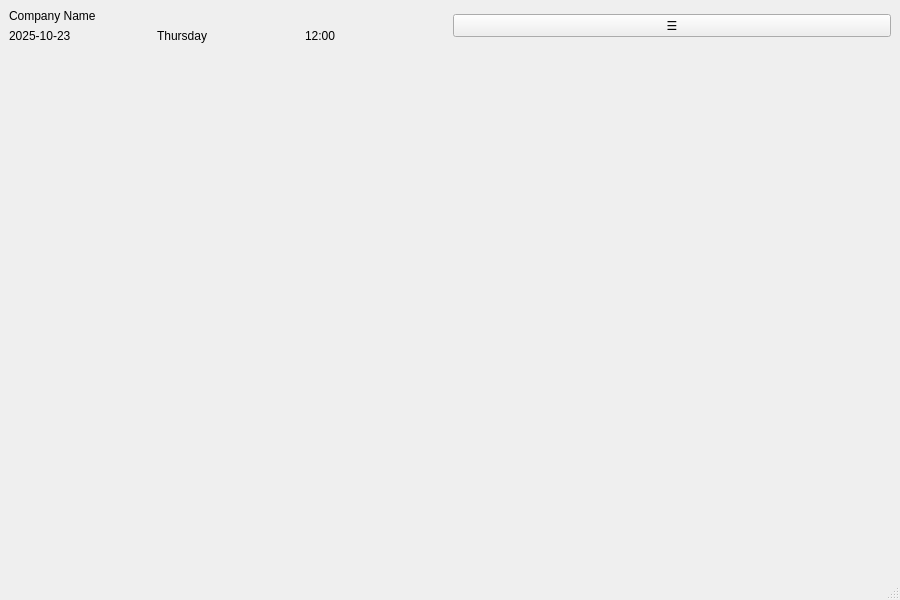
Qt form Project/ui/main_window.ui (Selvam-T/POS) before a commit.
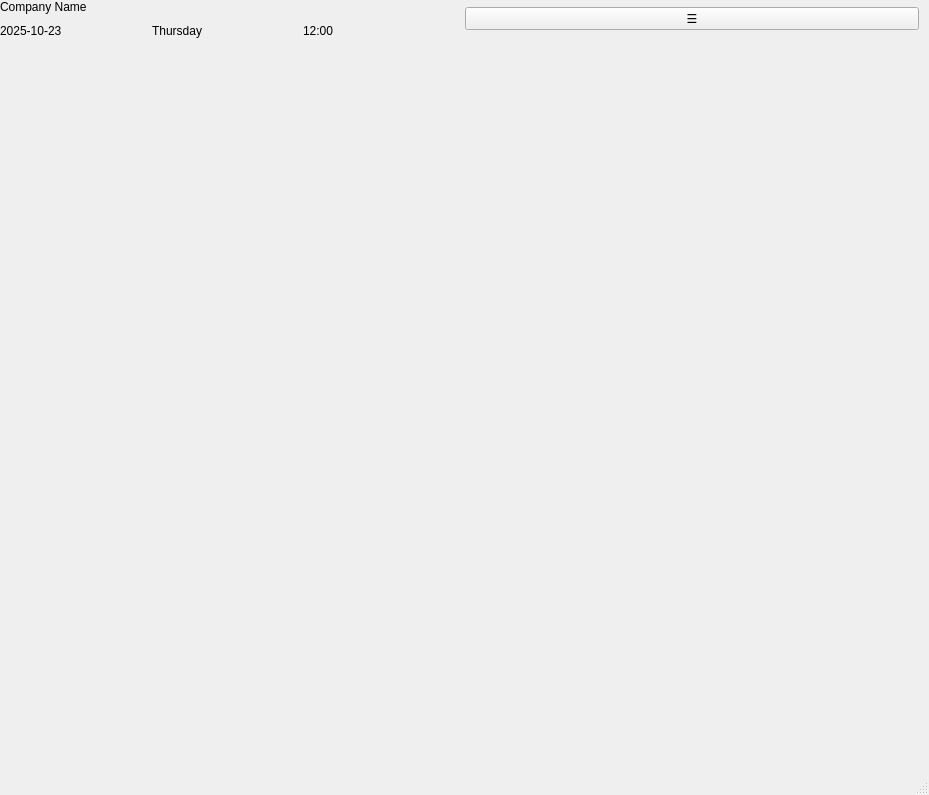
The same form after that commit.

Commit message: salesFrame widget reordered and finalized, except salesTable

Patch:
```diff
--- a/Project/ui/main_window.ui
+++ b/Project/ui/main_window.ui
@@ -7,28 +7,64 @@
    <rect>
     <x>0</x>
     <y>0</y>
-    <width>900</width>
-    <height>600</height>
+    <width>929</width>
+    <height>795</height>
    </rect>
   </property>
-    <widget class="QWidget" name="centralwidget">
-        <layout class="QVBoxLayout" name="mainLayout">
+  <widget class="QWidget" name="contentWidget">
+   <layout class="QVBoxLayout" name="mainWindowLayout">
+    <property name="spacing">
+     <number>0</number>
+    </property>
+    <property name="leftMargin">
+     <number>0</number>
+    </property>
+    <property name="topMargin">
+     <number>0</number>
+    </property>
+    <property name="rightMargin">
+     <number>0</number>
+    </property>
+    <property name="bottomMargin">
+     <number>10</number>
+    </property>
          <item>
-            <layout class="QHBoxLayout" name="header">
+     <layout class="QHBoxLayout" name="titleBar">
+      <property name="spacing">
+       <number>10</number>
+      </property>
+      <property name="leftMargin">
+       <number>0</number>
+      </property>
+      <property name="topMargin">
+       <number>0</number>
+      </property>
+      <property name="rightMargin">
+       <number>10</number>
+      </property>
+      <property name="bottomMargin">
+       <number>10</number>
+      </property>
              <item>
-                <layout class="QVBoxLayout" name="companyDate">
+       <layout class="QVBoxLayout" name="infoSection">
+        <property name="spacing">
+         <number>10</number>
+        </property>
+        <property name="bottomMargin">
+         <number>0</number>
+        </property>
                  <item>
                     <widget class="QLabel" name="labelCompany">
                      <property name="text">
                       <string>Company Name</string>
                      </property>
-                     <property name="alignment">
-                      <set>Qt::AlignLeft</set>
-                     </property>
                     </widget>
                  </item>
                  <item>
-                    <layout class="QHBoxLayout" name="dateRow">
+         <layout class="QHBoxLayout" name="dateArea">
+          <property name="spacing">
+           <number>0</number>
+          </property>
                      <item>
                         <widget class="QLabel" name="labelDate">
                          <property name="text">
@@ -64,7 +100,10 @@
             </layout>
          </item>
          <item>
-          <layout class="QHBoxLayout" name="workRow">
+     <layout class="QHBoxLayout" name="workArea">
+      <property name="spacing">
+       <number>5</number>
+      </property>
             <item>
                 <widget class="QFrame" name="salesFrame"/>
             </item>
```
Left out of the diff: 1 changed line with no effect on the pictures. Lines whose indentation alone changed are shown as unchanged. The commit also changes 6 other files.
